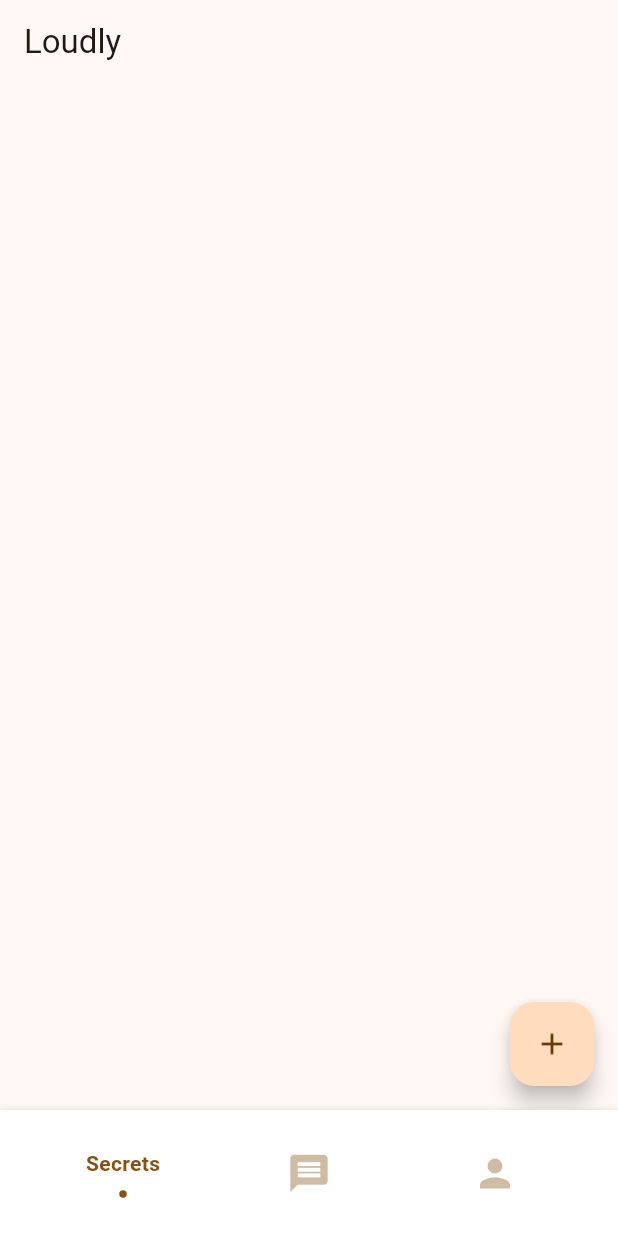
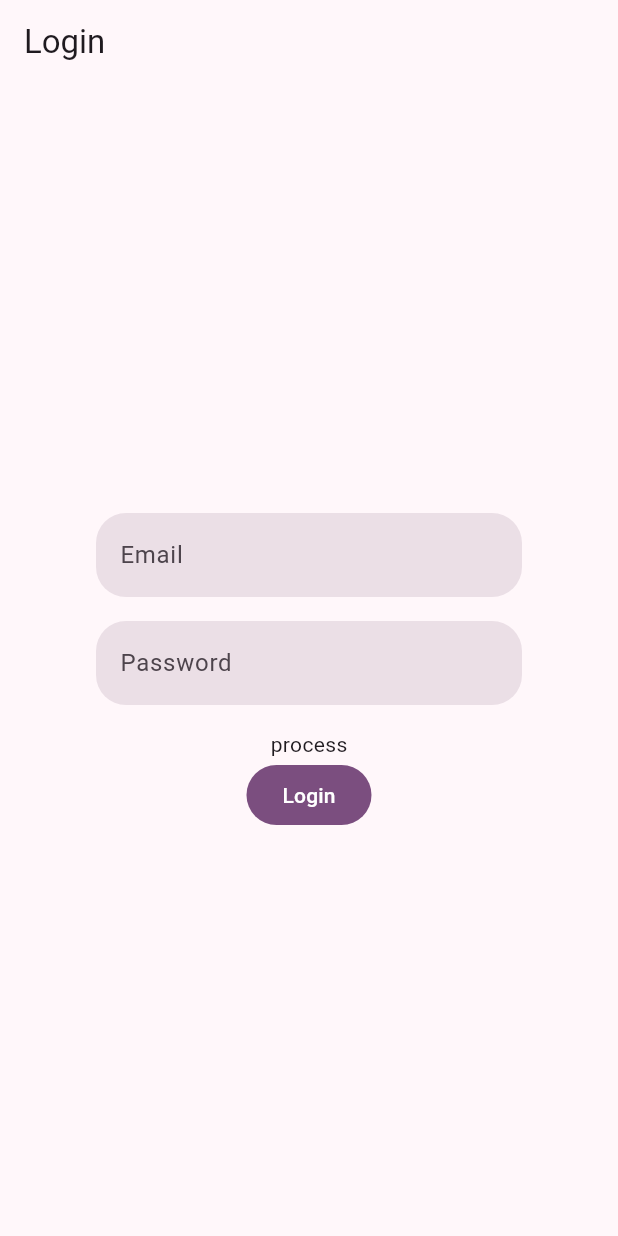
Before and after one commit to CerberusProgrammer/loudly, a Flutter app: the screen it shows after launch, on a phone screen of 412 x 824 dp. Run offline on Flutter 3.47's test engine with Material 2 defaults, Android fonts, the light colour scheme and no system bars; drawn by our look-alikes of flashy_tab_bar2; our stand-ins replace cloud_firestore, firebase_auth, firebase_core, font_awesome_flutter, like_button; accounts and stored records are empty.

Commit message:
Authentication implemented with Firebase and Firestore.

```diff
--- /dev/null
+++ b/lib/config/app_theme.dart
@@ -0,0 +1,11 @@
+import 'package:flutter/material.dart';
+
+class AppTheme {
+  bool isDarkMode = false;
+
+  ThemeData get appTheme => ThemeData(
+        useMaterial3: true,
+        colorSchemeSeed: Colors.purple,
+        brightness: isDarkMode ? Brightness.dark : Brightness.light,
+      );
+}
--- /dev/null
+++ b/lib/infrastructure/model/custom_user.dart
@@ -0,0 +1,37 @@
+import 'package:firebase_auth/firebase_auth.dart';
+
+class CustomUser {
+  final User user;
+  final String username;
+  final int likes;
+  final int posts;
+  final int comments;
+
+  /// This constructor is for users that doesn't want to
+  /// add data, just want to go fast in the app.
+  CustomUser.anonymous(
+    this.user, {
+    this.username = "john doe",
+    this.likes = 0,
+    this.posts = 0,
+    this.comments = 0,
+  });
+
+  /// Constructor for required data in the login.
+  CustomUser.login(
+    this.user, {
+    required this.username,
+    required this.likes,
+    required this.posts,
+    required this.comments,
+  });
+
+  /// Constructor for required data in the create account.
+  CustomUser.create(
+    this.user, {
+    required this.username,
+    required this.likes,
+    required this.posts,
+    required this.comments,
+  });
+}
--- a/lib/infrastructure/model/secret.dart
+++ b/lib/infrastructure/model/secret.dart
@@ -1,48 +1,54 @@
+import 'package:cloud_firestore/cloud_firestore.dart';
 import 'package:flutter/material.dart';
-
-import 'comment.dart';
 
 class Secret {
   String key;
   String content;
   double fontSize;
   String? author;
+  String? authorUid;
   Color? backgroundColor;
   int likes;
-  List<Comment> comments;
+  DateTime createdAt;
 
   Secret({
     required this.key,
     required this.content,
     required this.fontSize,
     this.author,
+    this.authorUid,
     this.likes = 0,
     this.backgroundColor = Colors.orange,
-    required this.comments,
+    required this.createdAt,
   });
 
-  Secret.fromMap(this.key, Map<dynamic, dynamic> map)
+  Secret.fromJSON(this.key, Map<dynamic, dynamic> map)
       : content = map['content'],
         fontSize = (map['fontSize'] is int)
             ? (map['fontSize'] as int).toDouble()
             : map['fontSize'] as double,
         author = map['author'] ?? 'Anonymous',
+        authorUid = map['authorUid'],
         backgroundColor = map['backgroundColor'] != null
-            ? Color(map['backgroundColor'])
+            ? Color(
+                int.parse(
+                  map['backgroundColor'],
+                  radix: 16,
+                ),
+              )
             : null,
         likes = map['likes'],
-        comments = (map['comments'] != null)
-            ? List<Comment>.from(map['comments'].map((x) => Comment.fromMap(x)))
-            : [];
+        createdAt = (map['createdAt'] as Timestamp).toDate();
 
-  Map<dynamic, dynamic> toMap() {
+  Map<dynamic, dynamic> toJSON() {
     return {
       'content': content,
       'fontSize': fontSize,
       'author': author,
+      'authorUid': authorUid,
       'backgroundColor': backgroundColor?.value,
       'likes': likes,
-      'comments': comments.map((comment) => comment.toMap()).toList(),
+      'createdAt': createdAt.millisecondsSinceEpoch,
     };
   }
 }
--- a/lib/providers/secret_provider.dart
+++ /dev/null
@@ -1,39 +0,0 @@
-import 'package:firebase_database/firebase_database.dart';
-import 'package:flutter/material.dart';
-
-import '../infrastructure/model/secret.dart';
-
-class SecretProvider extends ChangeNotifier {
-  List<Secret> secrets = [];
-
-  void addSecret(Secret secret) {
-    Secret newSecret = secret;
-    secrets.insert(0, newSecret);
-    notifyListeners();
-  }
-
-  Future<void> syncData() async {
-    DatabaseReference itemRef =
-        FirebaseDatabase.instance.ref().child('secrets');
-
-    await itemRef
-        .orderByKey()
-        .limitToLast(50)
-        .once()
-        .then((DatabaseEvent event) {
-      secrets.clear();
-      if (event.snapshot.value is Map) {
-        Map<dynamic, dynamic> values =
-            event.snapshot.value as Map<dynamic, dynamic>;
-
-        values.forEach((key, values) {
-          if (values is Map<dynamic, dynamic>) {
-            secrets.add(Secret.fromMap(key, values));
-          }
-        });
-        secrets.sort((a, b) => b.key.compareTo(a.key));
-        notifyListeners();
-      }
-    });
-  }
-}
--- a/lib/screens/home.dart
+++ b/lib/widgets/screens/home_screen.dart
@@ -1,21 +1,21 @@
 import 'package:flashy_tab_bar2/flashy_tab_bar2.dart';
 import 'package:flutter/material.dart';
-import 'package:loudly/screens/message.dart';
-import 'package:loudly/screens/profile.dart';
-import 'package:loudly/screens/secrets.dart';
+import 'package:loudly/widgets/screens/message_screen.dart';
+import 'package:loudly/widgets/screens/profile_screen.dart';
+import 'package:loudly/widgets/screens/secrets_list_screen.dart';
 
-class Home extends StatefulWidget {
-  const Home({super.key});
+class HomeScreen extends StatefulWidget {
+  const HomeScreen({super.key});
 
   @override
-  State<Home> createState() => _Home();
+  State<HomeScreen> createState() => _Home();
 }
 
-class _Home extends State<Home> with SingleTickerProviderStateMixin {
+class _Home extends State<HomeScreen> with SingleTickerProviderStateMixin {
   int _currentIndex = 0;
 
   List<Widget> pages = const [
-    SecretScreen(),
+    SecretListScreen(),
     MessagesScreen(),
     ProfileScreen(),
   ];
--- /dev/null
+++ b/lib/widgets/screens/login_screen.dart
@@ -0,0 +1,100 @@
+import 'package:flutter/material.dart';
+import 'package:loudly/widgets/providers/login_provider.dart';
+import 'package:loudly/widgets/screens/home_screen.dart';
+import 'package:provider/provider.dart';
+
+class LoginScreen extends StatelessWidget {
+  const LoginScreen({super.key});
+
+  @override
+  Widget build(BuildContext context) {
+    TextEditingController emailController = TextEditingController();
+    TextEditingController passwordController = TextEditingController();
+
+    return Scaffold(
+      appBar: AppBar(
+        title: const Text('Login'),
+      ),
+      body: Column(
+        crossAxisAlignment: CrossAxisAlignment.center,
+        mainAxisAlignment: MainAxisAlignment.center,
+        children: [
+          Padding(
+            padding: const EdgeInsets.symmetric(
+              horizontal: 64,
+              vertical: 16,
+            ),
+            child: _InputFormField(
+              emailController: emailController,
+              passwordController: passwordController,
+            ),
+          ),
+          Text(context.watch<LoginProvider>().status),
+          FilledButton(
+            onPressed: () {
+              context.read<LoginProvider>().loginAccount(
+                    emailController.text,
+                    passwordController.text,
+                  );
+
+              if (context.read<LoginProvider>().successfulLogin) {
+                Navigator.push(
+                    context,
+                    MaterialPageRoute(
+                        builder: (context) => const HomeScreen()));
+              }
+            },
+            child: const Text('Login'),
+          ),
+        ],
+      ),
+    );
+  }
+}
+
+class _InputFormField extends StatelessWidget {
+  const _InputFormField({
+    required this.emailController,
+    required this.passwordController,
+  });
+
+  final TextEditingController emailController;
+  final TextEditingController passwordController;
+
+  @override
+  Widget build(BuildContext context) {
+    final textfieldEmailDecoration = InputDecoration(
+      hintText: 'Email',
+      border: OutlineInputBorder(
+        borderRadius: BorderRadius.circular(20),
+        borderSide: BorderSide.none,
+      ),
+      filled: true,
+    );
+    final textfieldPasswordDecoration = InputDecoration(
+      hintText: 'Password',
+      border: OutlineInputBorder(
+        borderRadius: BorderRadius.circular(20),
+        borderSide: BorderSide.none,
+      ),
+      filled: true,
+    );
+
+    return Column(
+      children: [
+        TextField(
+          controller: emailController,
+          decoration: textfieldEmailDecoration,
+        ),
+        const SizedBox(
+          height: 16,
+        ),
+        TextFormField(
+          controller: passwordController,
+          obscureText: true,
+          decoration: textfieldPasswordDecoration,
+        ),
+      ],
+    );
+  }
+}
--- a/lib/screens/secrets.dart
+++ b/lib/widgets/screens/secrets_list_screen.dart
@@ -1,19 +1,19 @@
 import 'package:flutter/material.dart';
 import 'package:flutter/rendering.dart';
-import 'package:loudly/widget/card_secret.dart';
-import 'package:loudly/screens/create_secret.dart';
+import 'package:loudly/widgets/shared/card_secret.dart';
+import 'package:loudly/widgets/screens/create_secret.dart';
 import 'package:provider/provider.dart';
 
 import '../providers/secret_provider.dart';
 
-class SecretScreen extends StatefulWidget {
-  const SecretScreen({Key? key}) : super(key: key);
+class SecretListScreen extends StatefulWidget {
+  const SecretListScreen({Key? key}) : super(key: key);
 
   @override
-  State<SecretScreen> createState() => _SecretScreenState();
+  State<SecretListScreen> createState() => _SecretListScreenState();
 }
 
-class _SecretScreenState extends State<SecretScreen> {
+class _SecretListScreenState extends State<SecretListScreen> {
   late ScrollController _hideButtonController;
   late bool _isVisible;
   late Future<void> _dataFuture;
--- a/lib/widget/display_secret.dart
+++ b/lib/widgets/shared/display_secret.dart
@@ -1,7 +1,7 @@
 import 'package:flutter/material.dart';
 import 'package:like_button/like_button.dart';
 
-import '../infrastructure/model/secret.dart';
+import '../../infrastructure/model/secret.dart';
 
 class DisplaySecret extends StatelessWidget {
   final Secret secret;
```
Also changed, not shown: lib/infrastructure/model/comment.dart (+20 -1 lines), lib/main.dart (+19 -40 lines), lib/screens/profile.dart (deleted, +0 -62 lines), lib/widgets/providers/login_provider.dart (added, +121 -0 lines), lib/widgets/providers/secret_provider.dart (added, +53 -0 lines), lib/widgets/screens/create_secret.dart (renamed from lib/screens/create_secret.dart, +4 -14 lines), lib/widgets/screens/profile_screen.dart (added, +38 -0 lines), lib/widgets/shared/card_secret.dart (renamed from lib/widget/card_secret.dart, +1 -12 lines), pubspec.yaml (+4 -3 lines), lib/widgets/screens/message_screen.dart (renamed from lib/screens/message.dart), lib/widgets/shared/post.dart (renamed from lib/widget/post.dart), pubspec.lock, 1 other file.
